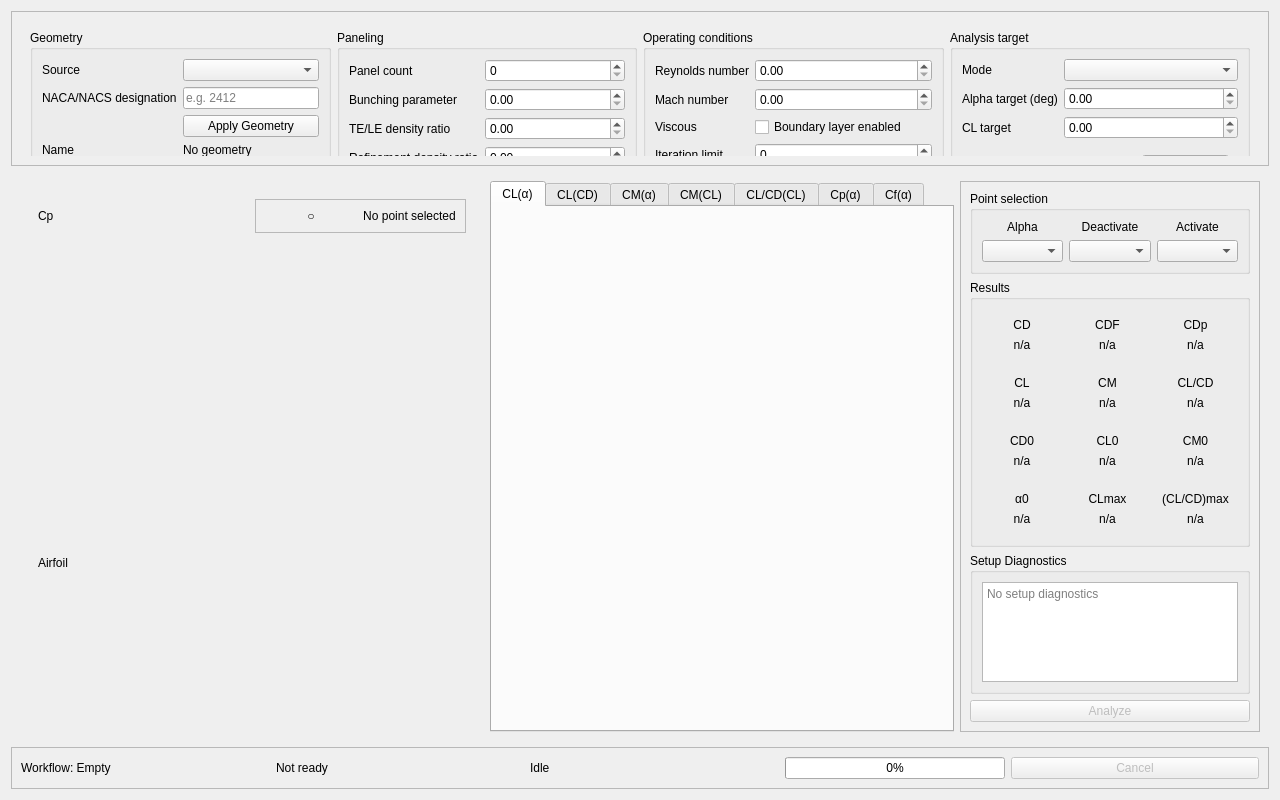
Qt form src/gui/XFoilWidget.ui (of33/XFOIL.next) before a commit.
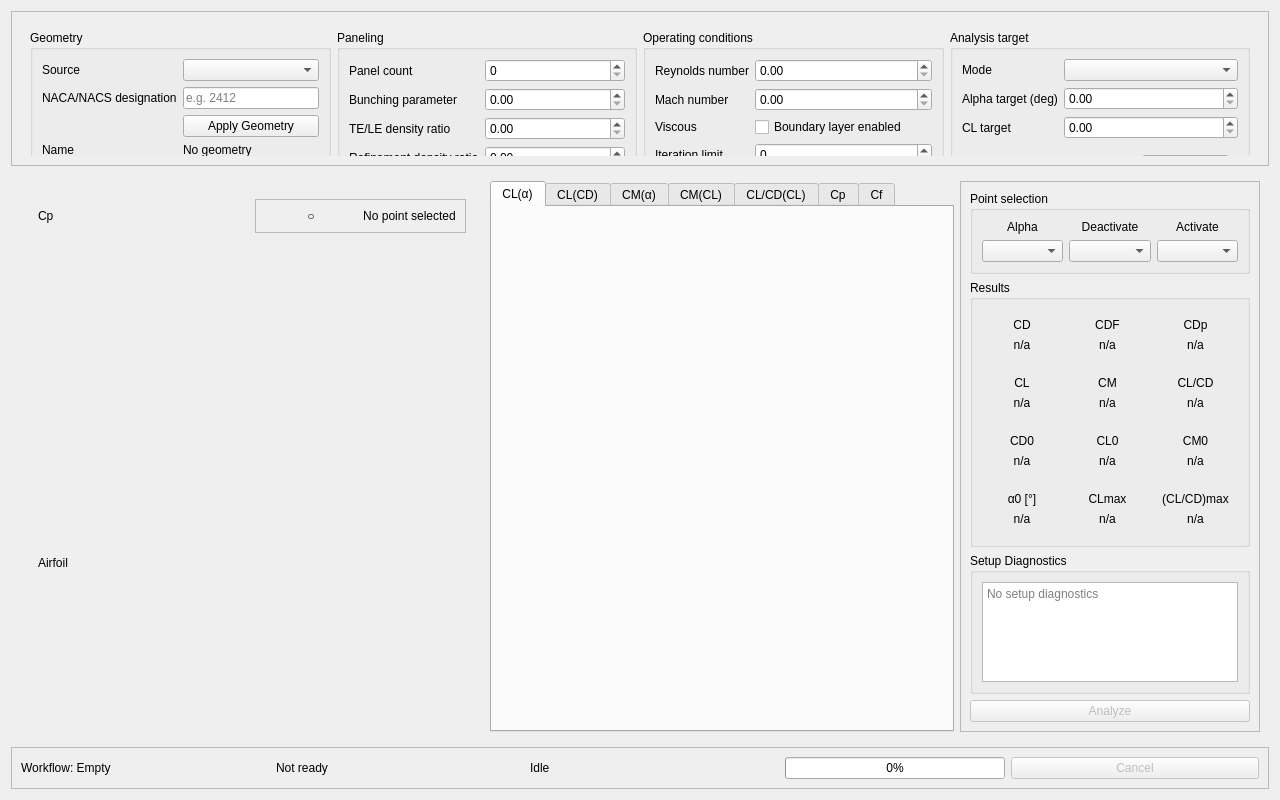
The same form after that commit. Custom widgets are drawn as their Qt base class.

Patch:
```diff
--- a/src/gui/XFoilWidget.ui
+++ b/src/gui/XFoilWidget.ui
@@ -867,7 +867,7 @@
         </widget>
         <widget class="QWidget" name="cpAlphaPage">
          <attribute name="title">
-          <string>Cp(α)</string>
+          <string>Cp</string>
          </attribute>
          <layout class="QVBoxLayout" name="cpAlphaLayout">
           <item>
@@ -893,7 +893,7 @@
         </widget>
         <widget class="QWidget" name="cfAlphaPage">
          <attribute name="title">
-          <string>Cf(α)</string>
+          <string>Cf</string>
          </attribute>
          <layout class="QVBoxLayout" name="cfAlphaLayout">
           <item>
@@ -1351,7 +1351,7 @@
                <item>
                 <widget class="QLabel" name="alpha0ValueCaption">
                  <property name="text">
-                  <string>α0</string>
+                  <string>α0 [°]</string>
                  </property>
                  <property name="alignment">
                   <set>Qt::AlignCenter</set>
@@ -1663,6 +1663,12 @@
    <header>plots/GeometryPlotView.h</header>
    <container>0</container>
   </customwidget>
+  <customwidget>
+   <class>xfoil::gui::ScalarPlotView</class>
+   <extends>QWidget</extends>
+   <header>plots/ScalarPlotView.h</header>
+   <container>0</container>
+  </customwidget>
   <customwidget>
    <class>xfoil::gui::ResultPlotView</class>
    <extends>QWidget</extends>
```
Left out of the diff: 22 changed lines with no effect on the pictures.
